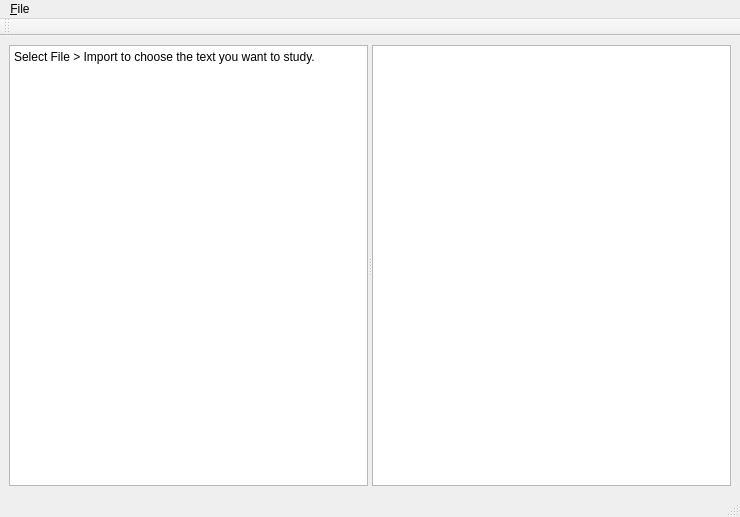
Above: concordance/main_window.ui from ludofischer/concordar before the change. Below: the same form after it.
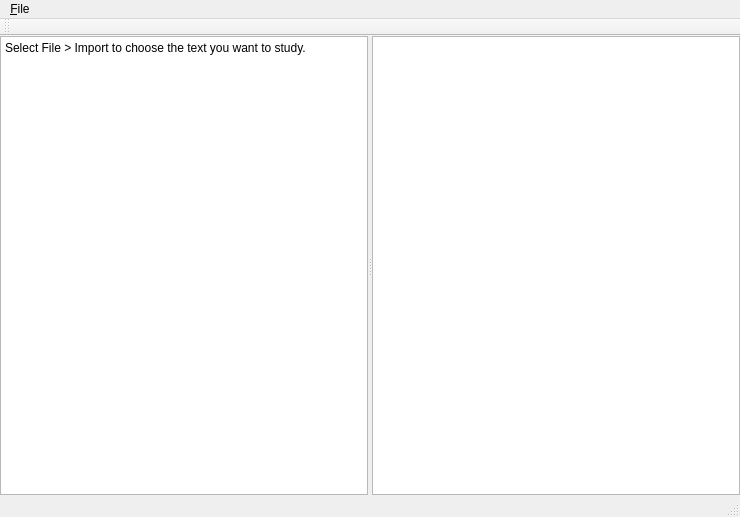
That is the form after the change.

Commit message: Removed useless padding.

What changed in the file:
```diff
--- a/concordance/main_window.ui
+++ b/concordance/main_window.ui
@@ -18,6 +18,9 @@
   </property>
   <widget class="QWidget" name="centralwidget">
    <layout class="QHBoxLayout" name="horizontalLayout">
+    <property name="margin">
+     <number>0</number>
+    </property>
     <item>
      <widget class="QSplitter" name="splitter">
       <property name="orientation">
```
The commit also changes 1 other file.
